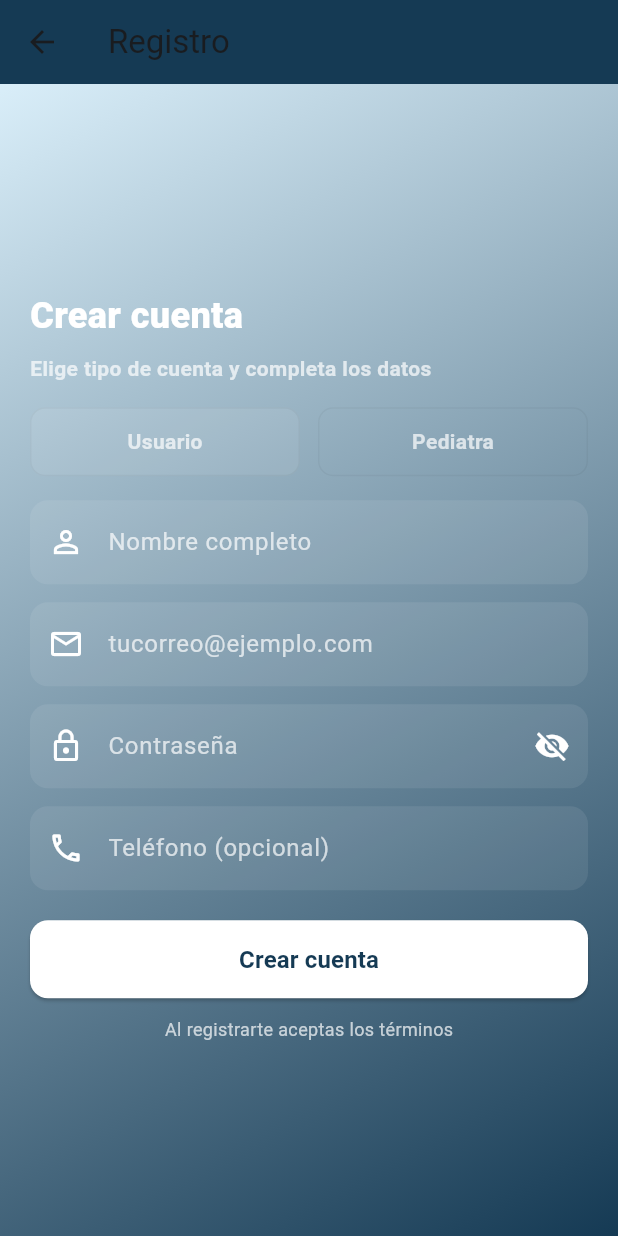
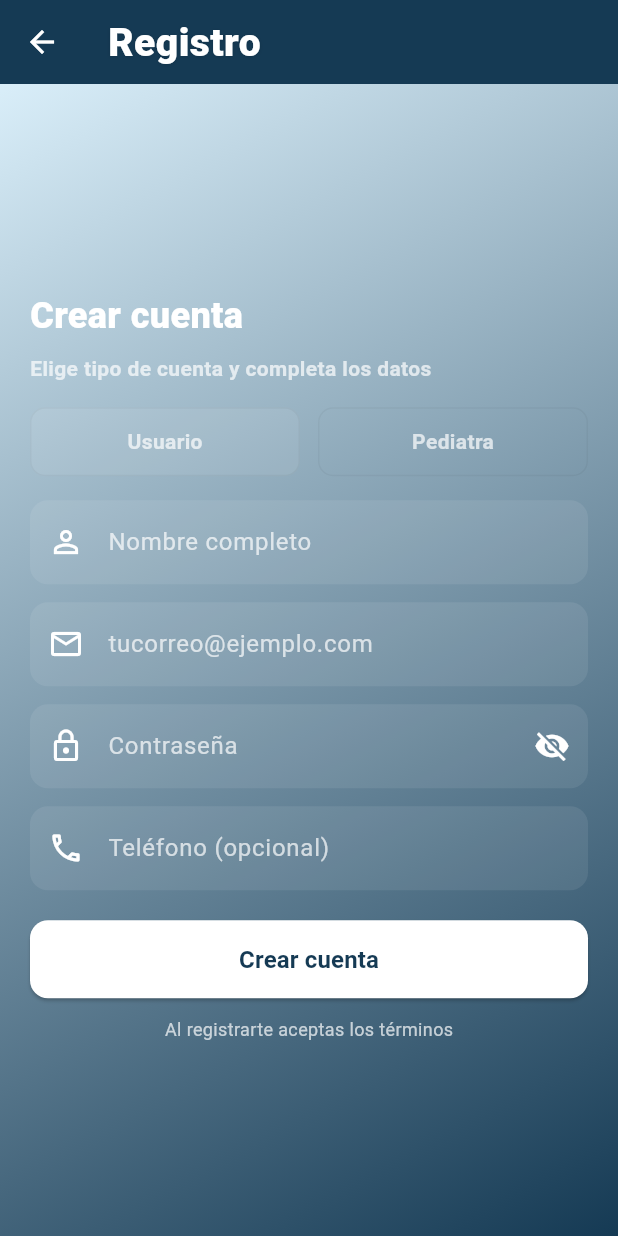
Before and after one commit to iatechsabana/pediatApp, a Flutter app: the screen it shows after launch, after a tap on "Regístrate", on a phone screen of 412 x 824 dp. Run offline on Flutter 3.47's test engine with Material 3 defaults, Android fonts, the phone set to English and light mode, and no system bars; our stand-ins replace dartz, firebase_auth, flutter_riverpod, go_router; accounts and stored records are empty.

Commit message:
subir cambios

```diff
--- a/lib/core/constants/app_text_styles.dart
+++ b/lib/core/constants/app_text_styles.dart
@@ -5,21 +5,45 @@ import 'app_colors.dart';
 class AppTextStyles {
   // Headings
   static const heading1 = TextStyle(
-    fontSize: 32,
-    fontWeight: FontWeight.w800,
-    color: AppColors.text,
+    fontSize: 36,
+    fontWeight: FontWeight.w900,
+    color: AppColors.textWhite,
+    letterSpacing: 0.6,
+    shadows: [
+      Shadow(
+        color: Color(0x44000000),
+        offset: Offset(0, 2),
+        blurRadius: 6,
+      ),
+    ],
   );
 
   static const heading2 = TextStyle(
-    fontSize: 26,
-    fontWeight: FontWeight.w800,
-    color: AppColors.text,
+    fontSize: 30,
+    fontWeight: FontWeight.w900,
+    color: AppColors.textWhite,
+    letterSpacing: 0.4,
+    shadows: [
+      Shadow(
+        color: Color(0x33000000),
+        offset: Offset(0, 1.5),
+        blurRadius: 4,
+      ),
+    ],
   );
 
   static const heading3 = TextStyle(
-    fontSize: 24,
-    fontWeight: FontWeight.w700,
-    color: AppColors.text,
+    fontSize: 26,
+    fontWeight: FontWeight.w800,
+    color: AppColors.textWhite,
+    letterSpacing: 0.3,
+    shadows: [
+      Shadow(
+        color: Color(0x22000000),
+        offset: Offset(0, 1),
+        blurRadius: 3,
+      ),
+    ],
   );
 
   // White headings (for dark backgrounds)
--- a/lib/features/assistant/presentation/pages/assistant_page.dart
+++ b/lib/features/assistant/presentation/pages/assistant_page.dart
@@ -3,7 +3,7 @@ import '../../data/faqs.dart';
 import '../../data/llm_client.dart';
 import '../../../../core/constants/app_colors.dart';
 import '../../../../core/constants/app_dimens.dart';
-import '../../../../core/constants/app_text_styles.dart';
+// app_text_styles import removed (not used in this file)
 import '../../../../core/constants/app_config.dart';
 
 class AssistantPage extends StatefulWidget {
--- a/lib/main.dart
+++ b/lib/main.dart
@@ -1,6 +1,8 @@
 import 'package:flutter/material.dart';
 import 'package:flutter_riverpod/flutter_riverpod.dart';
 import 'features/auth/presentation/pages/login_page.dart';
+import 'core/constants/app_colors.dart';
+import 'core/constants/app_text_styles.dart';
 
 void main() {
   runApp(
@@ -26,6 +28,14 @@ class MyApp extends ConsumerWidget {
       theme: ThemeData(
         colorScheme: ColorScheme.fromSeed(seedColor: Colors.blue),
         useMaterial3: true,
+        appBarTheme: AppBarTheme(
+          backgroundColor: AppColors.primary,
+          titleTextStyle: AppTextStyles.heading3,
+          iconTheme: const IconThemeData(color: AppColors.textWhite),
+          actionsIconTheme: const IconThemeData(color: AppColors.textWhite),
+          elevation: 0,
+        ),
+        scaffoldBackgroundColor: AppColors.scaffoldBackground,
       ),
       home: const LoginPage(),
     );
```
Also changed, not shown: lib/features/dashboard/presentation/pages/dashboard_page.dart (+19 -7 lines), lib/features/dashboard/presentation/pages/family_core_page.dart (added, +235 -0 lines), lib/features/dashboard/presentation/pages/medical_history_page.dart (added, +111 -0 lines).
